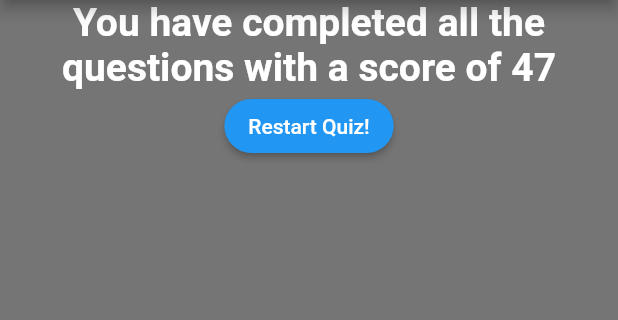
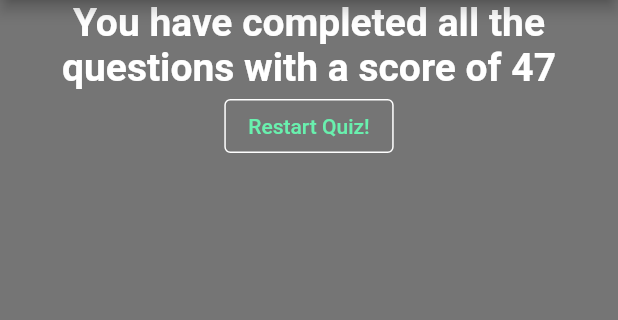
Before and after one commit to bhickey777/fl_complete_guide, a Flutter app: the screen it shows after launch, after a tap on "Black", after a tap on "Fish", after a tap on "Outlander", on a phone screen of 412 x 824 dp, the part 84-404 px from its top. Run offline on Flutter 3.47's test engine with Material 2 defaults, Android fonts, the phone set to English and light mode, and no system bars.

Commit message:
v12 - button enhancements

```diff
--- a/lib/result.dart
+++ b/lib/result.dart
@@ -8,8 +8,8 @@ class Result extends StatelessWidget {
   Result({required this.reset, required this.score, required this.message});
 
   String getResultMessage() {
-    if (score <= 8) {
-      return "You are awesome and innocent";
+    if (score <= 33) {
+      return "You are awesome and innocent!";
     } else {
       return message + ' with a score of ' + '$score';
     }
@@ -25,10 +25,12 @@ class Result extends StatelessWidget {
           style: TextStyle(
               fontSize: 26, fontWeight: FontWeight.bold, color: Colors.white),
         ),
-        ElevatedButton(
+        OutlinedButton(
           onPressed: resetQuestions,
           child: Text('Restart Quiz!'),
-          style: ElevatedButton.styleFrom(shape: StadiumBorder()),
+          style: OutlinedButton.styleFrom(
+              primary: Colors.greenAccent,
+              side: BorderSide(color: Colors.white)),
         )
       ]),
     );
```
